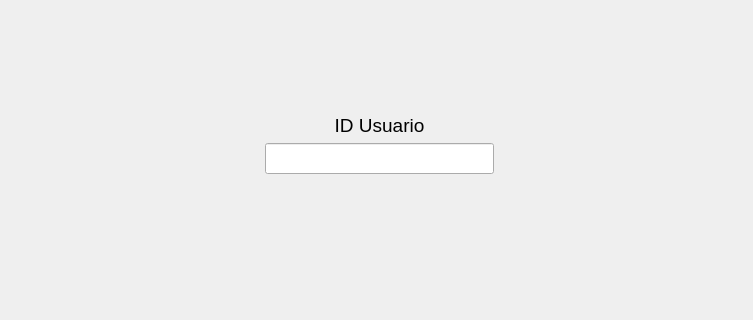
The window that bus.ui (palelile/AsistenciaBus) describes before a commit, drawn with Qt 5; both pictures show x 0 to 753 and y 101 to 421 of the 753 by 666 pixel window.
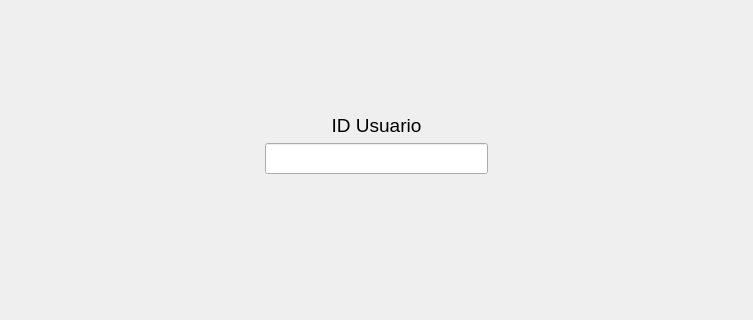
The same window after the commit. The open tabs and pages were chosen to show the change.

Commit message: Agregada validacion en acceso a la base de datos local y correcciones esteticas

```diff
--- a/bus.ui
+++ b/bus.ui
@@ -97,16 +97,6 @@
           </property>
          </widget>
         </item>
-        <item row="3" column="0">
-         <widget class="QLabel" name="asistenciaInfo">
-          <property name="text">
-           <string/>
-          </property>
-          <property name="alignment">
-           <set>Qt::AlignCenter</set>
-          </property>
-         </widget>
-        </item>
         <item row="1" column="1">
          <widget class="QLabel" name="label">
           <property name="text">
@@ -123,6 +113,19 @@
           </property>
          </widget>
         </item>
+        <item row="3" column="0" colspan="3">
+         <widget class="QLabel" name="asistenciaInfo">
+          <property name="text">
+           <string/>
+          </property>
+          <property name="alignment">
+           <set>Qt::AlignCenter</set>
+          </property>
+          <property name="margin">
+           <number>20</number>
+          </property>
+         </widget>
+        </item>
        </layout>
       </widget>
       <widget class="QWidget" name="pageRutas">
```
Left out of the diff: 12 changed lines with no effect on the pictures. The commit also changes 2 other files.
